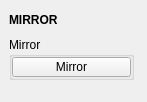
The window that tentacle/ui/mirror.ui (m3trik/tentacle) describes before a commit, drawn with Qt 5.
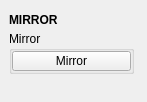
The same window after the commit. Custom widgets are drawn as their Qt base class.

What changed in the file:
```diff
--- a/tentacle/ui/mirror.ui
+++ b/tentacle/ui/mirror.ui
@@ -45,6 +45,11 @@
   <widget class="QWidget" name="central_widget">
    <layout class="QVBoxLayout" name="verticalLayout_3">
     <item>
+     <layout class="QVBoxLayout" name="verticalLayout">
+      <property name="spacing">
+       <number>0</number>
+      </property>
+      <item>
      <widget class="DraggableHeader" name="draggableHeader">
       <property name="minimumSize">
        <size>
@@ -70,11 +75,6 @@
      </widget>
     </item>
     <item>
-     <layout class="QVBoxLayout" name="verticalLayout">
-      <property name="spacing">
-       <number>0</number>
-      </property>
-      <item>
        <widget class="QGroupBox" name="group000">
         <property name="minimumSize">
          <size>
```
Left out of the diff: 2 changed lines with no effect on the pictures. Lines whose indentation alone changed are shown as unchanged.
